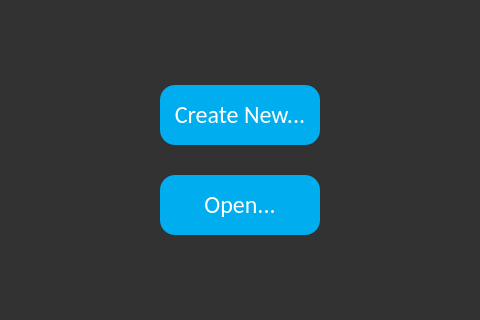
First picture: the form in designs/main_window.ui, repository DaryaSanina/media-editor, before the edit; both pictures show x 160 to 640 and y 140 to 460 of the 800 by 600 pixel window.
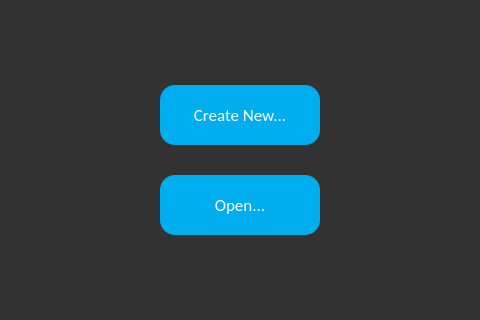
Second picture: the form after the edit. Icons and pictures are not drawn.

Commit message: Change the buttons' font point size

Diff of the .ui file:
```diff
--- a/designs/main_window.ui
+++ b/designs/main_window.ui
@@ -241,7 +241,7 @@
     <property name="font">
      <font>
       <family>Calibri</family>
-      <pointsize>18</pointsize>
+      <pointsize>13</pointsize>
      </font>
     </property>
     <property name="styleSheet">
@@ -269,7 +269,7 @@
     <property name="font">
      <font>
       <family>Calibri</family>
-      <pointsize>18</pointsize>
+      <pointsize>13</pointsize>
      </font>
     </property>
     <property name="styleSheet">
```
Left out of the diff: 8 changed lines with no effect on the pictures.
